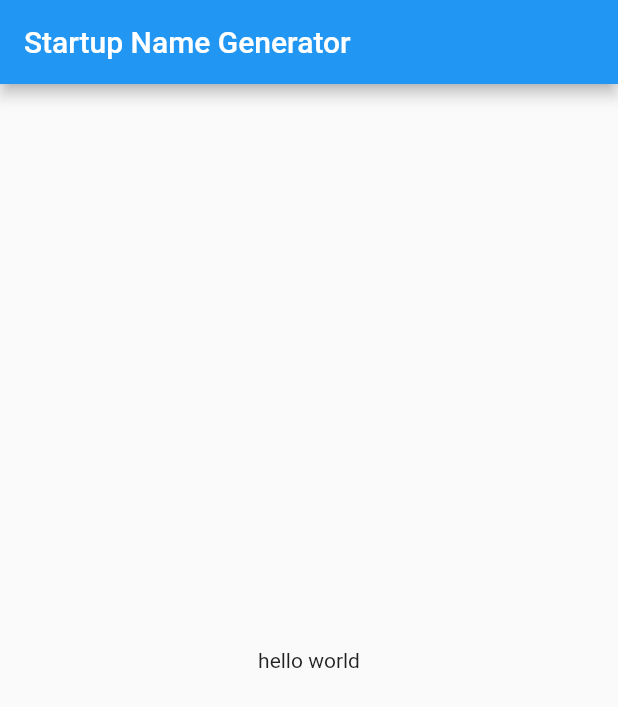
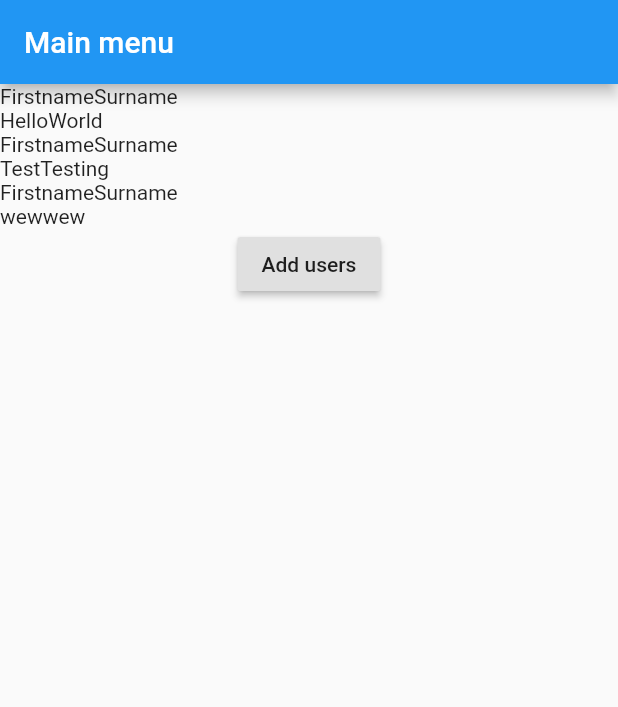
Before and after one commit to ricksterhd123/RotaApp, a Flutter app: the screen it shows after launch, on a phone screen of 412 x 824 dp. Shown: the top 707 px of the screen. Run offline on Flutter 3.47's test engine with Material 2 defaults, Android fonts, the phone set to English and light mode, and no system bars.

Commit message:
Created user class, user row widget and multiple user column widget. Still reading docs - going to take a while...

```diff
--- a/lib/main.dart
+++ b/lib/main.dart
@@ -1,89 +1,79 @@
-// Copyright 2018 The Flutter team. All rights reserved.
-// Use of this source code is governed by a BSD-style license that can be
-// found in the LICENSE file.
+import 'package:flutter/material.dart';
 
-import 'test.dart';
-import 'package:flutter/material.dart';
-import 'package:english_words/english_words.dart';
+/**
+ * House tenant
+ */
+class User {
+  String firstname;
+  String surname;
+  User(firstname, surname) {
+    this.firstname = firstname;
+    this.surname = surname;
+  }
+}
 
-void main() => runApp(MyApp());
+User a = new User("Hello", "World");
+User b = new User("Test", "Testing");
+User c = new User("wew", "wew");
+List<User> testUsers = [a, b, c];
 
-class MyApp extends StatelessWidget {
+/**
+ * Two columns, one for firstname and other for surname - simple.
+ */
+class UserRowWidget extends StatelessWidget {
+  UserRowWidget({Key key, @required this.user}) : super(key: key);
+
+  final User user;
+  @override
+  Widget build(BuildContext context) {
+    return Column(children: [Row(children: [Text("Firstname"), Text("Surname")]), Row(children: [Text(user.firstname), Text(user.surname)])]);
+  }
+}
+
+class UsersColumnWidget extends StatelessWidget {
+  UsersColumnWidget({Key key, @required this.users}) : super(key: key);
+
+  final List<User> users;
+  @override
+  Widget build(BuildContext context) {
+    Map<int, UserRowWidget> mRowWidgets;
+    List<UserRowWidget> rowWidgets = new List<UserRowWidget>();
+    // List<User> -> Map<int, User> -> List<UserRowWidget>
+    this.users.asMap().forEach((key, value){ rowWidgets.add(UserRowWidget(user: value)); });
+    return Column(children: rowWidgets);
+  }
+}
+
+void main() => runApp(RotaApp());
+
+class RotaApp extends StatelessWidget {
   @override
   Widget build(BuildContext context) {
     return MaterialApp(
-      title: 'Welcome to Flutter',
-      home: Scaffold(
-        appBar: AppBar(
-          title: Text('Startup Name Generator'),
-        ),
-        body: Center(
-          child: Test(),
-          )
-        ),
-      );
+      title: 'RotaApp',
+      home: MainScreen(),
+    );
   }
 }
 
-class RandomWords extends StatefulWidget {
-  @override
-  RandomWordsState createState() => RandomWordsState();
-}
-
-class RandomWordsState extends State<RandomWords> {
-  final _suggestions = <WordPair>[];
-  final _biggerFont = const TextStyle(fontSize: 18.0);
-
+/**
+ * Store users here - trying to figure out flutter and dart ... frustrating
+ */
+class _MainScreenState extends State<MainScreen> {
   @override
   Widget build(BuildContext context) {
     return Scaffold(
-      body: _buildSuggestions(),
+      appBar: AppBar(
+        title: Text('Main menu'),
+      ),
+      body: Column(children: [UsersColumnWidget(users: testUsers,),
+            RaisedButton(child: Text("Add users"), onPressed: () {})
+          ])
     );
-  }
-
-  Widget _buildRow(WordPair pair) {
-    return ListTile(
-      title: Text(
-        pair.asPascalCase,
-        style: _biggerFont,
-      ),
-    );
-  }
-
-  Widget _buildSuggestions() {
-    return ListView.builder(
-        padding: const EdgeInsets.all(16.0),
-        itemBuilder: /*1*/ (context, i) {
-          if (i.isOdd) return Divider(); /*2*/
-
-          final index = i ~/ 2; /*3*/
-          if (index >= _suggestions.length) {
-            _suggestions.addAll(generateWordPairs().take(10)); /*4*/
-          }
-          return _buildRow(_suggestions[index]);
-        });
   }
 }
 
-class MyButton extends StatelessWidget {
+class MainScreen extends StatefulWidget {
   @override
-  Widget build(BuildContext context) {
-    return GestureDetector(
-      onTap: () {
-        print('MyButton was tapped!');
-      },
-      child: Container(
-        height: 36.0,
-        padding: const EdgeInsets.all(8.0),
-        margin: const EdgeInsets.symmetric(horizontal: 8.0),
-        decoration: BoxDecoration(
-          borderRadius: BorderRadius.circular(5.0),
-          color: Colors.lightGreen[500],
-        ),
-        child: Center(
-          child: Text('Engage'),
-        ),
-      ),
-    );
-  }
+  _MainScreenState createState() => _MainScreenState();
 }
```
